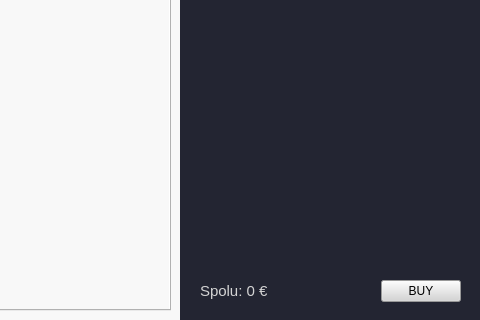
First picture: the form in source/code/main.ui, repository tomas-magat/camels-eshop-infosystem, before the edit; both pictures show x 320 to 800 and y 130 to 450 of the 800 by 450 pixel window.
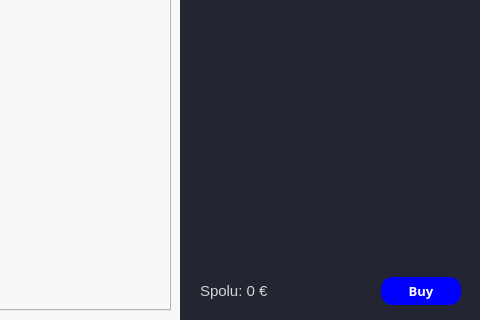
Second picture: the form after the edit. The open tabs and pages were chosen to show the change. Icons and pictures are not drawn.

Commit message: Portal buy button style

Patch:
```diff
--- a/source/code/main.ui
+++ b/source/code/main.ui
@@ -478,11 +478,35 @@
                   <height>16777215</height>
                  </size>
                 </property>
+                <property name="font">
+                 <font>
+                  <family>Malgun Gothic</family>
+                  <pointsize>10</pointsize>
+                  <weight>75</weight>
+                  <bold>true</bold>
+                 </font>
+                </property>
+                <property name="cursor">
+                 <cursorShape>PointingHandCursor</cursorShape>
+                </property>
                 <property name="styleSheet">
-                 <string notr="true">background-color: rgb(213, 213, 213);</string>
+                 <string notr="true">#buyButton {
+	border: 5px solid  rgb(0, 0, 255); 
+	border-radius: 12px;
+	background-color: rgb(0, 0, 255);
+	color: rgb(255, 255, 255);
+}
+#buyButton:hover {
+	border-color: rgb(0, 0, 230); 
+	background-color:  rgb(0, 0, 230);
+}
+#buyButton:pressed {
+	border-color: rgb(16, 16, 172); 
+	background-color:  rgb(16, 16, 172);
+}</string>
                 </property>
                 <property name="text">
-                 <string>BUY</string>
+                 <string>Buy</string>
                 </property>
                </widget>
               </item>
```
Left out of the diff: 2 changed lines with no effect on the pictures. The commit also changes 1 other file.
